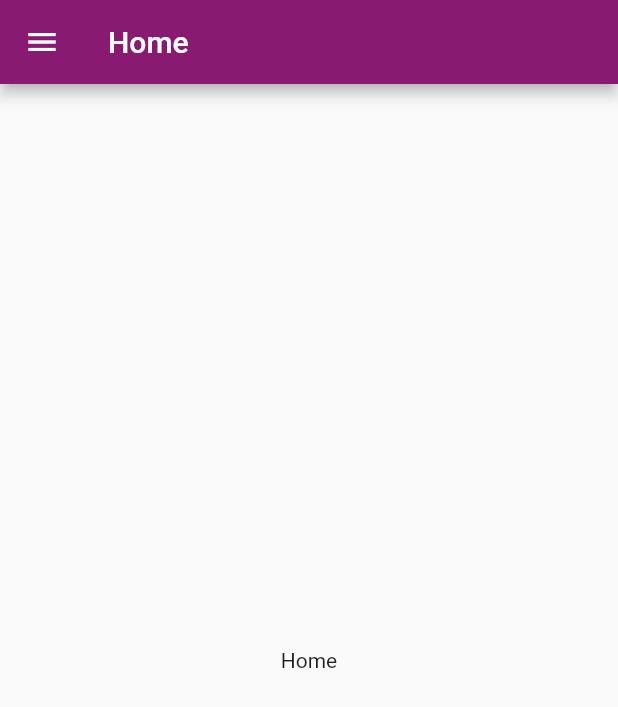
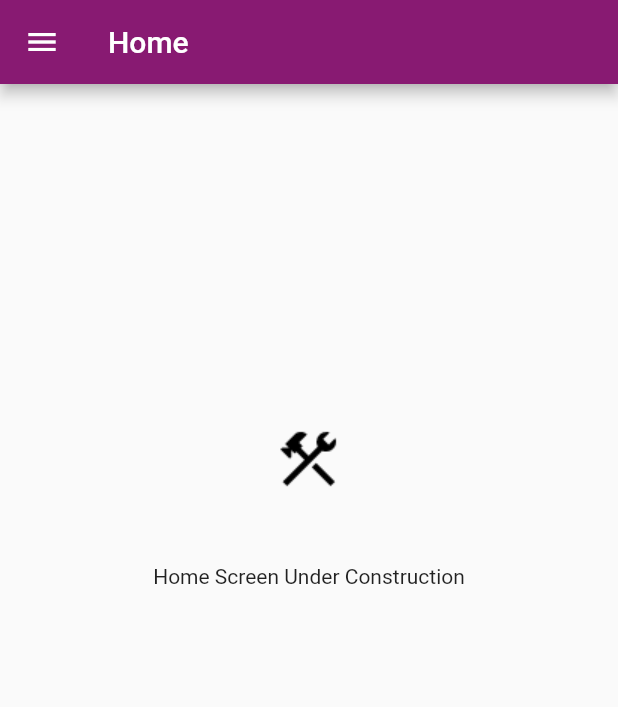
Before and after one commit to clayt8/empire_larp_helper, a Flutter app: the MainPage screen opened directly, on a phone screen of 412 x 824 dp. Shown: the top 707 px of the screen. Run offline on Flutter 3.47's test engine with Material 2 defaults, Android fonts, the phone set to English and light mode, and no system bars; our stand-ins replace audioplayers, flutter_native_splash, intro_slider, shared_preferences; missing offline and left inert: flutter_shakemywidget; accounts and stored records are empty.

Commit message:
homescreen partial under construction

```diff
--- a/lib/Screens/Home/home.dart
+++ b/lib/Screens/Home/home.dart
@@ -12,8 +12,21 @@ class _HomeScreenState extends State<HomeScreen> {
 
   @override
   Widget build(BuildContext context) {
-    return const Center(
-      child: Text("Home"),
+    return Center(
+      child: Column(
+        crossAxisAlignment: CrossAxisAlignment.center,
+        children: [
+          Container(
+            margin: const EdgeInsets.only(bottom: 20.0, top: 200),
+            height: 100,
+            decoration: const BoxDecoration(
+                shape: BoxShape.circle,
+                image: DecorationImage(
+                    image: AssetImage("assets/icons/construction.png"))),
+          ),
+          const Text("Home Screen Under Construction")
+        ],
+      ),
     );
   }
 }
```
